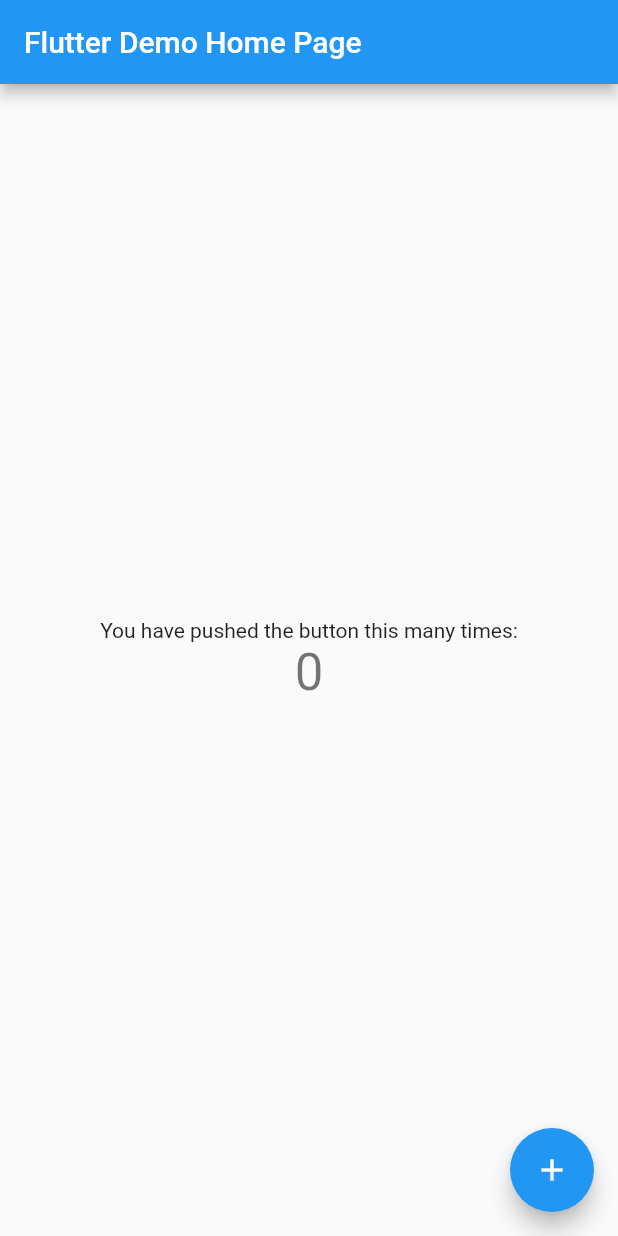
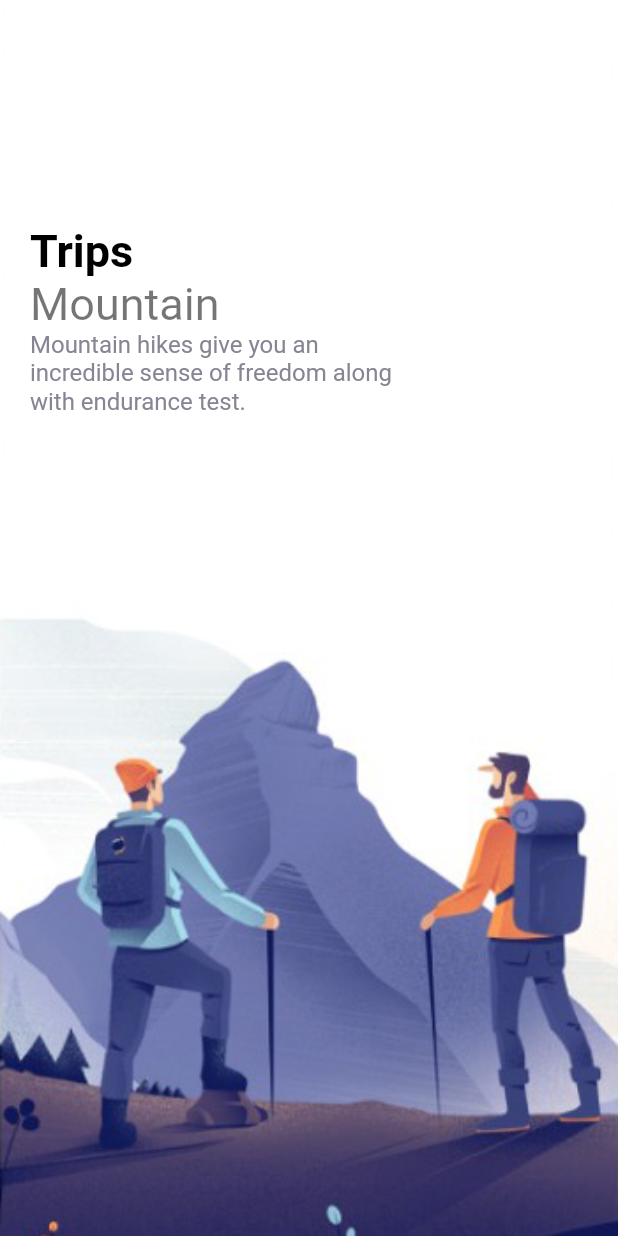
Before and after one commit to Fatahillah-13/vacationApp, a Flutter app: the screen it shows after launch, on a phone screen of 412 x 824 dp. Run offline on Flutter 3.47's test engine with Material 2 defaults, Android fonts, the phone set to English and light mode, and no system bars.

Commit message:
Make text function and Appcolor function

```diff
--- a/lib/main.dart
+++ b/lib/main.dart
@@ -1,4 +1,7 @@
+// ignore_for_file: prefer_const_constructors
+
 import 'package:flutter/material.dart';
+import 'package:vacation_app/pages/welcome_page.dart';
 
 void main() {
   runApp(const MyApp());
@@ -6,110 +9,16 @@ void main() {
 
 class MyApp extends StatelessWidget {
   const MyApp({Key? key}) : super(key: key);
-
   // This widget is the root of your application.
   @override
   Widget build(BuildContext context) {
     return MaterialApp(
       title: 'Flutter Demo',
       theme: ThemeData(
-        // This is the theme of your application.
-        //
-        // Try running your application with "flutter run". You'll see the
-        // application has a blue toolbar. Then, without quitting the app, try
-        // changing the primarySwatch below to Colors.green and then invoke
-        // "hot reload" (press "r" in the console where you ran "flutter run",
-        // or simply save your changes to "hot reload" in a Flutter IDE).
-        // Notice that the counter didn't reset back to zero; the application
-        // is not restarted.
         primarySwatch: Colors.blue,
       ),
-      home: const MyHomePage(title: 'Flutter Demo Home Page'),
+      debugShowCheckedModeBanner: false,
+      home: WelcomePage(),
     );
   }
 }
-
-class MyHomePage extends StatefulWidget {
-  const MyHomePage({Key? key, required this.title}) : super(key: key);
-
-  // This widget is the home page of your application. It is stateful, meaning
-  // that it has a State object (defined below) that contains fields that affect
-  // how it looks.
-
-  // This class is the configuration for the state. It holds the values (in this
-  // case the title) provided by the parent (in this case the App widget) and
-  // used by the build method of the State. Fields in a Widget subclass are
-  // always marked "final".
-
-  final String title;
-
-  @override
-  State<MyHomePage> createState() => _MyHomePageState();
-}
-
-class _MyHomePageState extends State<MyHomePage> {
-  int _counter = 0;
-
-  void _incrementCounter() {
-    setState(() {
-      // This call to setState tells the Flutter framework that something has
-      // changed in this State, which causes it to rerun the build method below
-      // so that the display can reflect the updated values. If we changed
-      // _counter without calling setState(), then the build method would not be
-      // called again, and so nothing would appear to happen.
-      _counter++;
-    });
-  }
-
-  @override
-  Widget build(BuildContext context) {
-    // This method is rerun every time setState is called, for instance as done
-    // by the _incrementCounter method above.
-    //
-    // The Flutter framework has been optimized to make rerunning build methods
-    // fast, so that you can just rebuild anything that needs updating rather
-    // than having to individually change instances of widgets.
-    return Scaffold(
-      appBar: AppBar(
-        // Here we take the value from the MyHomePage object that was created by
-        // the App.build method, and use it to set our appbar title.
-        title: Text(widget.title),
-      ),
-      body: Center(
-        // Center is a layout widget. It takes a single child and positions it
-        // in the middle of the parent.
-        child: Column(
-          // Column is also a layout widget. It takes a list of children and
-          // arranges them vertically. By default, it sizes itself to fit its
-          // children horizontally, and tries to be as tall as its parent.
-          //
-          // Invoke "debug painting" (press "p" in the console, choose the
-          // "Toggle Debug Paint" action from the Flutter Inspector in Android
-          // Studio, or the "Toggle Debug Paint" command in Visual Studio Code)
-          // to see the wireframe for each widget.
-          //
-          // Column has various properties to control how it sizes itself and
-          // how it positions its children. Here we use mainAxisAlignment to
-          // center the children vertically; the main axis here is the vertical
-          // axis because Columns are vertical (the cross axis would be
-          // horizontal).
-          mainAxisAlignment: MainAxisAlignment.center,
-          children: <Widget>[
-            const Text(
-              'You have pushed the button this many times:',
-            ),
-            Text(
-              '$_counter',
-              style: Theme.of(context).textTheme.headline4,
-            ),
-          ],
-        ),
-      ),
-      floatingActionButton: FloatingActionButton(
-        onPressed: _incrementCounter,
-        tooltip: 'Increment',
-        child: const Icon(Icons.add),
-      ), // This trailing comma makes auto-formatting nicer for build methods.
-    );
-  }
-}
--- /dev/null
+++ b/lib/misc/colors.dart
@@ -0,0 +1,11 @@
+import 'dart:ui';
+
+class AppColors{
+  static final Color textColor1= Color(0xFF989acd);
+  static final Color textColor2 = Color(0xFF878593);
+  static final Color bigTextColor=Color(0xFF2e2e31);
+  static final Color mainColor= Color(0xFF5d69b3);
+  static final Color starColor = Color(0xFFe7bb4e);
+  static final Color mainTextColor = Color(0xFFababad);
+  static final Color buttonBackground = Color(0xFFf1f1f9);
+}
--- a/lib/pages/welcome_page.dart
+++ b/lib/pages/welcome_page.dart
@@ -1,24 +1,71 @@
+// ignore_for_file: prefer_interpolation_to_compose_strings
+
 import 'package:flutter/material.dart';
 import 'package:flutter/rendering.dart';
+import 'package:vacation_app/misc/colors.dart';
+import 'package:vacation_app/widgets/app_large_text.dart';
+import 'package:vacation_app/widgets/app_text.dart';
 
-class welcomePage extends StatefulWidget {
-  const welcomePage({super.key});
+class WelcomePage extends StatefulWidget {
+  const WelcomePage({super.key});
 
   @override
-  State<welcomePage> createState() => _welcomePageState();
+  State<WelcomePage> createState() => _WelcomePageState();
 }
 
-class _welcomePageState extends State<welcomePage> {
+class _WelcomePageState extends State<WelcomePage> {
+  List images = [
+    "welcome-one.png",
+    "welcome-two.png",
+    "welcome-three.png",
+  ];
   @override
   Widget build(BuildContext context) {
     return Scaffold(
       body: PageView.builder(
         scrollDirection: Axis.vertical,
-        itemCount: 3,
+        itemCount: images.length,
         itemBuilder: (_, index) {
           return Container(
             width: double.maxFinite,
             height: double.maxFinite,
+            decoration: BoxDecoration(
+              image: DecorationImage(
+                image: AssetImage(
+                  "assets/img/" + images[index],
+                ),
+                fit: BoxFit.cover,
+              ),
+            ),
+            child: Container(
+              margin: const EdgeInsets.only(
+                top: 150,
+                left: 20,
+                right: 20,
+              ),
+              child: Row(
+                children: [
+                  Column(
+                    crossAxisAlignment: CrossAxisAlignment.start,
+                    children: [
+                      AppLargeText(text: "Trips"),
+                      AppText(
+                        text: "Mountain",
+                        size: 30,
+                      ),
+                      Container(
+                        width: 250,
+                        child: AppText(
+                          text:
+                              "Mountain hikes give you an incredible sense of freedom along with endurance test.",
+                          color: AppColors.textColor2,
+                        ),
+                      )
+                    ],
+                  ),
+                ],
+              ),
+            ),
           );
         },
       ),
--- /dev/null
+++ b/lib/widgets/app_large_text.dart
@@ -0,0 +1,28 @@
+import 'dart:io';
+
+import 'package:flutter/material.dart';
+
+class AppLargeText extends StatelessWidget {
+  double size;
+  final String text;
+  final Color color;
+
+  AppLargeText({
+    super.key,
+    this.size = 30,
+    required this.text,
+    this.color = Colors.black,
+  });
+
+  @override
+  Widget build(BuildContext context) {
+    return Text(
+      text,
+      style: TextStyle(
+        color: color,
+        fontSize: size,
+        fontWeight: FontWeight.bold,
+      ),
+    );
+  }
+}
--- /dev/null
+++ b/lib/widgets/app_text.dart
@@ -0,0 +1,27 @@
+import 'dart:io';
+
+import 'package:flutter/material.dart';
+
+class AppText extends StatelessWidget {
+  double size;
+  final String text;
+  final Color color;
+
+  AppText({
+    super.key,
+    this.size = 16,
+    required this.text,
+    this.color = Colors.black54,
+  });
+
+  @override
+  Widget build(BuildContext context) {
+    return Text(
+      text,
+      style: TextStyle(
+        color: color,
+        fontSize: size,
+      ),
+    );
+  }
+}
```
